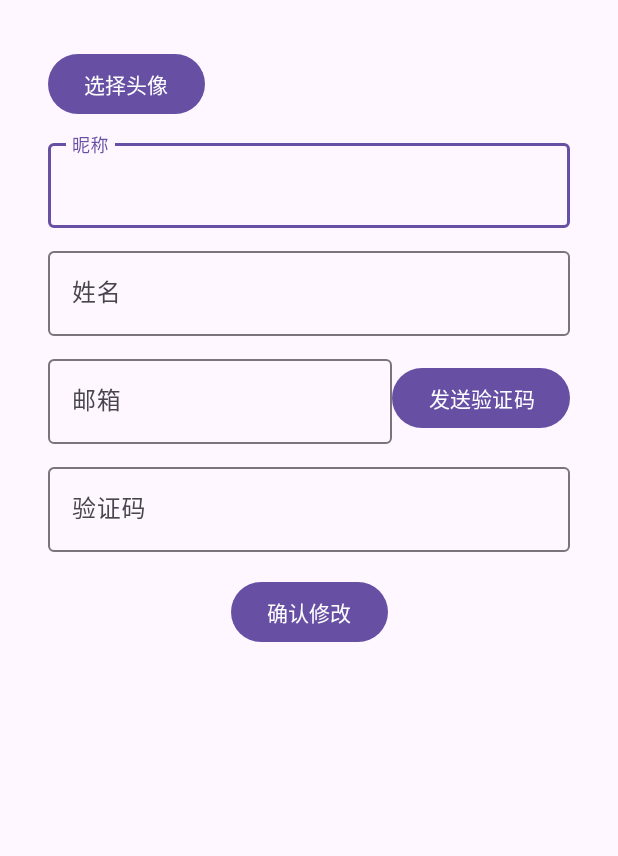
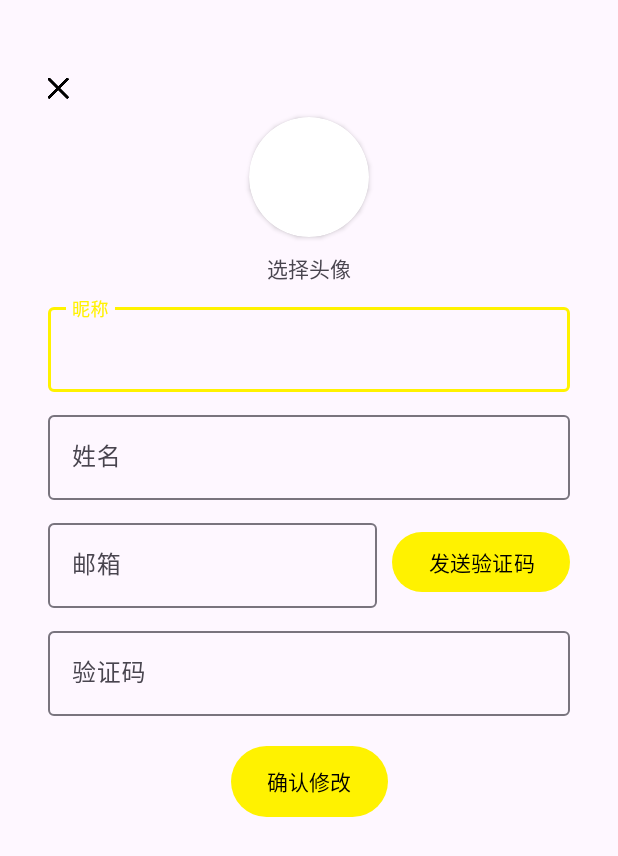
Before and after one commit to klxiaoniu/Youxi, an Android app: the layout activity_profile_update.xml on its own in the app's theme, with its tools: preview values and no code run, on a phone screen of 412 x 824 dp. Shown: the top 856 px of the screen. Run offline under Robolectric (Android 15) with nearby library versions, the phone set to English and light mode, and no system bars.

Commit message:
opt: ProfileUpdateActivity layout with colorPrimary

```diff
--- a/app/src/main/java/com/glittering/youxi/data/FundService.kt
+++ b/app/src/main/java/com/glittering/youxi/data/FundService.kt
@@ -22,7 +22,7 @@ interface FundService {
     fun getFund(@Path("id") id: Long): Call<Fund>
 
     @GET("users/{id}")
-    fun getUser(@Path("id") id: Long): Call<User>
+    fun getUser(@Path("id") id: Long): Call<LoginUser>
 
     @POST("admin/setpass")
     fun setPass(
--- a/app/src/main/java/com/glittering/youxi/data/LoginResponse.kt
+++ b/app/src/main/java/com/glittering/youxi/data/LoginResponse.kt
@@ -2,6 +2,6 @@ package com.glittering.youxi.data
 
 data class LoginResponse (
     val code: Int,
-    val data: User,
+    val data: LoginUser,
     val message: String
 )
--- a/app/src/main/java/com/glittering/youxi/data/User.kt
+++ b/app/src/main/java/com/glittering/youxi/data/LoginUser.kt
@@ -1,6 +1,6 @@
 package com.glittering.youxi.data
 
-class User(
+class LoginUser(
     var id: Long,
     var type: String,
     var token: String,
--- a/app/src/main/java/com/glittering/youxi/data/UserService.kt
+++ b/app/src/main/java/com/glittering/youxi/data/UserService.kt
@@ -24,4 +24,9 @@ interface UserService {
     fun queryEmailCode(
         @Body body: RequestBody
     ): Call<EmailResponse>
+
+    @GET("information")
+    fun getPersonalInfo(
+    ): Call<PersonalInfoResponse>
+
 }
--- a/app/src/main/res/layout/activity_login.xml
+++ b/app/src/main/res/layout/activity_login.xml
@@ -128,7 +128,7 @@
     <Button
         android:id="@+id/login"
         android:layout_width="match_parent"
-        android:layout_height="55dp"
+        android:layout_height="@dimen/btn_height_big"
         android:layout_gravity="start"
         android:layout_marginTop="32dp"
         android:layout_marginBottom="64dp"
--- a/app/src/main/res/layout/activity_profile_update.xml
+++ b/app/src/main/res/layout/activity_profile_update.xml
@@ -4,20 +4,46 @@
     xmlns:tools="http://schemas.android.com/tools"
     android:layout_width="match_parent"
     android:layout_height="match_parent"
-    android:fitsSystemWindows="true"
     android:paddingLeft="@dimen/activity_horizontal_margin"
     android:paddingTop="@dimen/activity_vertical_margin"
     android:paddingRight="@dimen/activity_horizontal_margin"
     android:paddingBottom="@dimen/activity_vertical_margin"
     tools:context=".ui.activity.ProfileUpdateActivity">
 
-    <Button
+    <ImageView
+        android:id="@+id/close"
+        android:layout_width="wrap_content"
+        android:layout_height="wrap_content"
+        android:layout_marginTop="20dp"
+        android:src="@drawable/close"
+        app:layout_constraintStart_toStartOf="parent"
+        app:layout_constraintTop_toTopOf="parent" />
+
+    <androidx.cardview.widget.CardView
+        android:id="@+id/cardView"
+        android:layout_width="wrap_content"
+        android:layout_height="wrap_content"
+        android:layout_marginTop="12dp"
+        app:cardCornerRadius="40dp"
+        app:layout_constraintEnd_toEndOf="parent"
+        app:layout_constraintStart_toStartOf="parent"
+        app:layout_constraintTop_toBottomOf="@id/close">
+
+        <ImageView
+            android:id="@+id/iv_avatar"
+            android:layout_width="80dp"
+            android:layout_height="80dp" />
+    </androidx.cardview.widget.CardView>
+
+    <TextView
         android:id="@+id/chooseIcon"
         android:layout_width="wrap_content"
         android:layout_height="wrap_content"
+        android:layout_marginTop="10dp"
         android:text="选择头像"
+        app:layout_constraintEnd_toEndOf="parent"
         app:layout_constraintStart_toStartOf="parent"
-        app:layout_constraintTop_toTopOf="parent" />
+        app:layout_constraintTop_toBottomOf="@id/cardView" />
 
     <com.google.android.material.textfield.TextInputLayout
         android:id="@+id/layout_nickname"
@@ -63,6 +89,7 @@
         android:layout_width="0dp"
         android:layout_height="wrap_content"
         android:layout_marginTop="10dp"
+        android:layout_marginEnd="10dp"
         android:hint="邮箱"
         app:hintAnimationEnabled="true"
         app:hintEnabled="true"
@@ -109,7 +136,7 @@
     <Button
         android:id="@+id/submit"
         android:layout_width="wrap_content"
-        android:layout_height="wrap_content"
+        android:layout_height="@dimen/btn_height_big"
         android:layout_gravity="start"
         android:layout_marginTop="16dp"
         android:layout_marginBottom="64dp"
--- a/app/src/main/res/values-night/themes.xml
+++ b/app/src/main/res/values-night/themes.xml
@@ -2,7 +2,7 @@
     <!-- Base application theme. -->
     <style name="Theme.游兮" parent="Theme.Material3.DayNight.NoActionBar">
 <!--        &lt;!&ndash; Primary brand color. &ndash;&gt;-->
-<!--        <item name="colorPrimary">@color/purple_200</item>-->
+        <item name="colorPrimary">@color/primary_yellow</item>
 <!--        <item name="colorPrimaryVariant">@color/purple_700</item>-->
 <!--        <item name="colorOnPrimary">@color/black</item>-->
 <!--        &lt;!&ndash; Secondary brand color. &ndash;&gt;-->
--- a/app/src/main/res/values/colors.xml
+++ b/app/src/main/res/values/colors.xml
@@ -9,4 +9,5 @@
     <color name="white">#FFFFFFFF</color>
     <color name="dark">#BFBFBF</color>
     <color name="highlight_blue">#007BFF</color>
+    <color name="primary_yellow">#FFF200</color>
 </resources>
--- a/app/src/main/res/values/dimens.xml
+++ b/app/src/main/res/values/dimens.xml
@@ -2,4 +2,5 @@
     <!-- Default screen margins, per the Android Design guidelines. -->
     <dimen name="activity_horizontal_margin">32dp</dimen>
     <dimen name="activity_vertical_margin">32dp</dimen>
+    <dimen name="btn_height_big">55dp</dimen>
 </resources>
--- a/app/src/main/res/values/themes.xml
+++ b/app/src/main/res/values/themes.xml
@@ -2,9 +2,9 @@
     <!-- Base application theme. -->
     <style name="Theme.游兮" parent="Theme.Material3.DayNight.NoActionBar">
 <!--        &lt;!&ndash; Primary brand color. &ndash;&gt;-->
-<!--        <item name="colorPrimary">@color/purple_500</item>-->
-<!--        <item name="colorPrimaryVariant">@color/purple_700</item>-->
-<!--        <item name="colorOnPrimary">@color/white</item>-->
+        <item name="colorPrimary">@color/primary_yellow</item>
+<!--        <item name="colorPrimaryVariant">@color/primary_yellow</item>-->
+        <item name="colorOnPrimary">@color/black</item>
 <!--        &lt;!&ndash; Secondary brand color. &ndash;&gt;-->
 <!--        <item name="colorSecondary">@color/teal_200</item>-->
 <!--        <item name="colorSecondaryVariant">@color/teal_700</item>-->
```
Also changed, not shown: app/src/main/java/com/glittering/youxi/MyApplication.kt (+2 -6 lines), app/src/main/java/com/glittering/youxi/data/PersonalInfo.kt (added, +11 -0 lines), app/src/main/java/com/glittering/youxi/data/PersonalInfoResponse.kt (added, +7 -0 lines), app/src/main/java/com/glittering/youxi/ui/activity/ProfileUpdateActivity.kt (+30 -1 lines).
